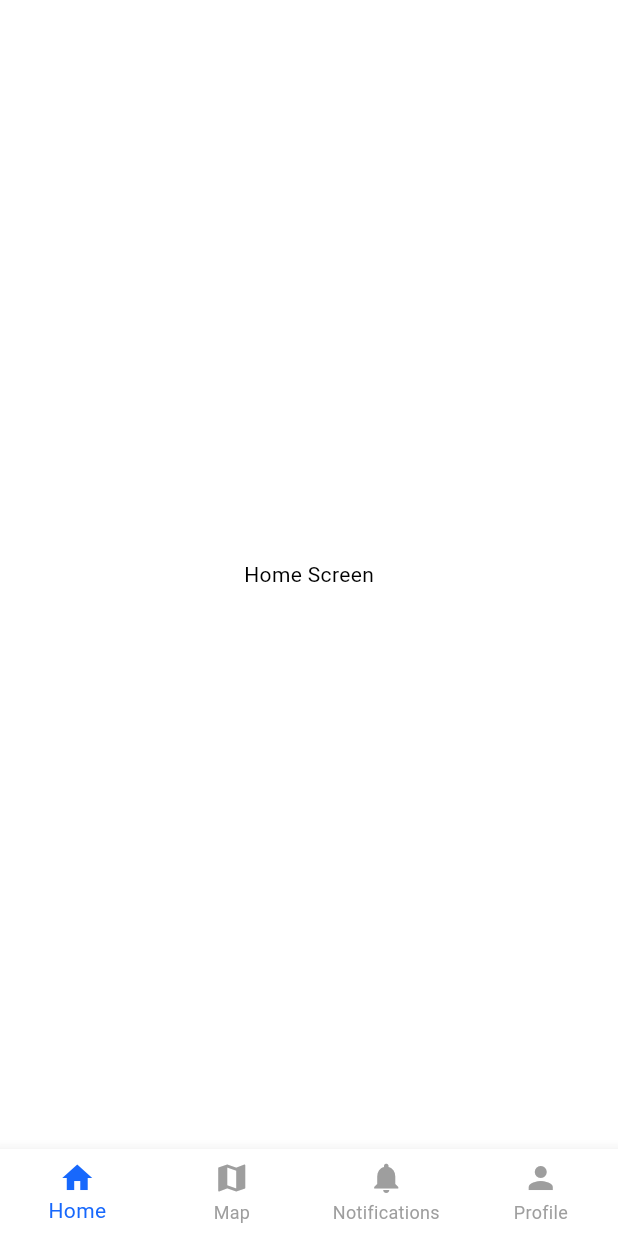
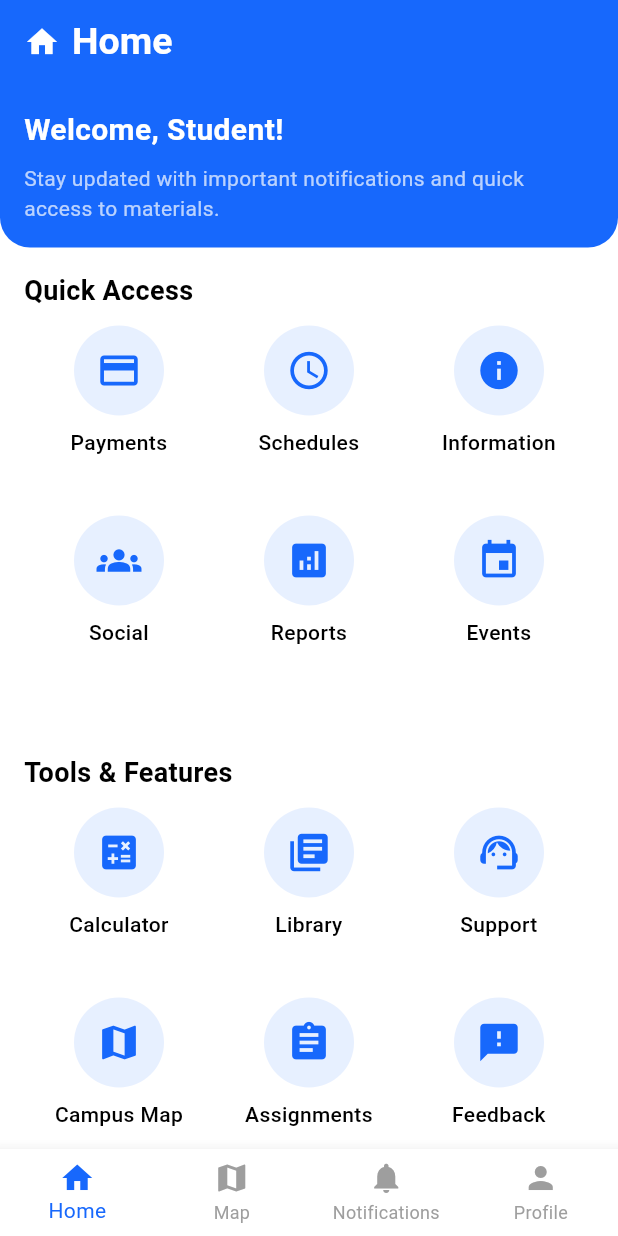
Before and after one commit to Hirushan-Subasinghe/medicine-frontend, a Flutter app: the screen it shows after launch, after a tap on "Login", on a phone screen of 412 x 824 dp. Run offline on Flutter 3.47's test engine with Material 3 defaults, Android fonts, the light colour scheme and no system bars.

Commit message:
home page ui design

```diff
--- a/lib/views/main_menu/home_tab.dart
+++ b/lib/views/main_menu/home_tab.dart
@@ -1,8 +1,137 @@
 import 'package:flutter/material.dart';
+import '../../core/constants.dart';
 
 class HomeTab extends StatelessWidget {
   @override
   Widget build(BuildContext context) {
-    return Scaffold(body: Center(child: Text("Home Screen")));
+    return Scaffold(
+      appBar: AppBar(
+        title: Row(
+          children: [
+            Icon(Icons.home, color: Colors.white),
+            SizedBox(width: 8),
+            Text("Home", style: TextStyle(color: Colors.white, fontSize: 25)),
+          ],
+        ),
+        backgroundColor: AppColors.primaryColor,
+      ),
+      body: SingleChildScrollView(
+        child: Column(
+          crossAxisAlignment: CrossAxisAlignment.start,
+          children: [
+            _buildUserBanner(),
+            _buildCategoriesSection(),
+            _buildAdditionalSection(),
+          ],
+        ),
+      ),
+    );
+  }
+
+  Widget _buildUserBanner() {
+    return Container(
+      padding: EdgeInsets.all(16),
+      decoration: BoxDecoration(
+        color: AppColors.primaryColor,
+        borderRadius: BorderRadius.only(
+          bottomLeft: Radius.circular(20),
+          bottomRight: Radius.circular(20),
+        ),
+      ),
+      child: Column(
+        crossAxisAlignment: CrossAxisAlignment.start,
+        children: [
+          Text(
+            "Welcome, Student!",
+            style: TextStyle(
+              color: Colors.white,
+              fontSize: 20,
+              fontWeight: FontWeight.bold,
+            ),
+          ),
+          SizedBox(height: 8),
+          Text(
+            "Stay updated with important notifications and quick access to materials.",
+            style: TextStyle(color: Colors.white70, fontSize: 14),
+          ),
+        ],
+      ),
+    );
+  }
+
+  Widget _buildCategoriesSection() {
+    return Padding(
+      padding: EdgeInsets.all(16),
+      child: Column(
+        crossAxisAlignment: CrossAxisAlignment.start,
+        children: [
+          Text(
+            "Quick Access",
+            style: TextStyle(fontSize: 18, fontWeight: FontWeight.bold),
+          ),
+          SizedBox(height: 10),
+          GridView.count(
+            shrinkWrap: true,
+            physics: NeverScrollableScrollPhysics(),
+            crossAxisCount: 3,
+            children: [
+              _buildCategoryItem(Icons.payment, "Payments"),
+              _buildCategoryItem(Icons.schedule, "Schedules"),
+              _buildCategoryItem(Icons.info, "Information"),
+              _buildCategoryItem(Icons.groups, "Social"),
+              _buildCategoryItem(Icons.analytics, "Reports"),
+              _buildCategoryItem(Icons.event, "Events"),
+            ],
+          ),
+        ],
+      ),
+    );
+  }
+
+  Widget _buildAdditionalSection() {
+    return Padding(
+      padding: EdgeInsets.all(16),
+      child: Column(
+        crossAxisAlignment: CrossAxisAlignment.start,
+        children: [
+          Text(
+            "Tools & Features",
+            style: TextStyle(fontSize: 18, fontWeight: FontWeight.bold),
+          ),
+          SizedBox(height: 10),
+          GridView.count(
+            shrinkWrap: true,
+            physics: NeverScrollableScrollPhysics(),
+            crossAxisCount: 3,
+            children: [
+              _buildCategoryItem(Icons.calculate, "Calculator"),
+              _buildCategoryItem(Icons.library_books, "Library"),
+              _buildCategoryItem(Icons.support_agent, "Support"),
+              _buildCategoryItem(Icons.map, "Campus Map"),
+              _buildCategoryItem(Icons.assignment, "Assignments"),
+              _buildCategoryItem(Icons.feedback, "Feedback"),
+            ],
+          ),
+        ],
+      ),
+    );
+  }
+
+  Widget _buildCategoryItem(IconData icon, String label) {
+    return Column(
+      children: [
+        CircleAvatar(
+          radius: 30,
+          backgroundColor: AppColors.primaryColor.withOpacity(0.1),
+          child: Icon(icon, color: AppColors.primaryColor, size: 30),
+        ),
+        SizedBox(height: 8),
+        Text(
+          label,
+          style: TextStyle(fontSize: 14, fontWeight: FontWeight.w500),
+          textAlign: TextAlign.center,
+        ),
+      ],
+    );
   }
 }
```
